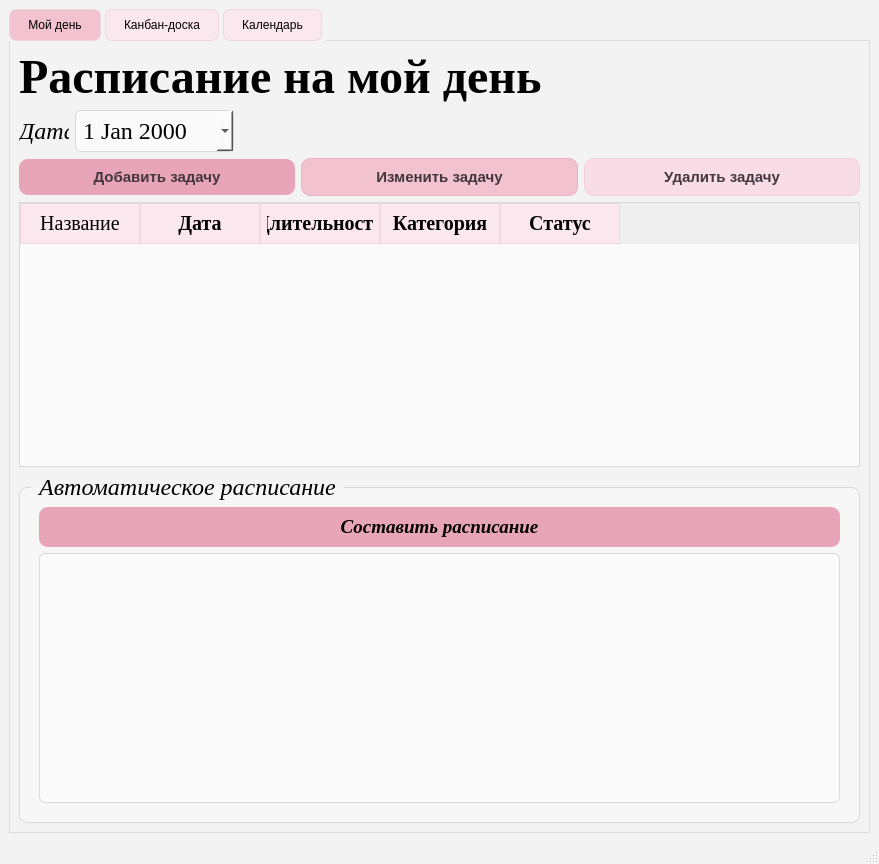
Qt form app/design_ui/main_window.ui (mallkiry/Takt) before a commit.
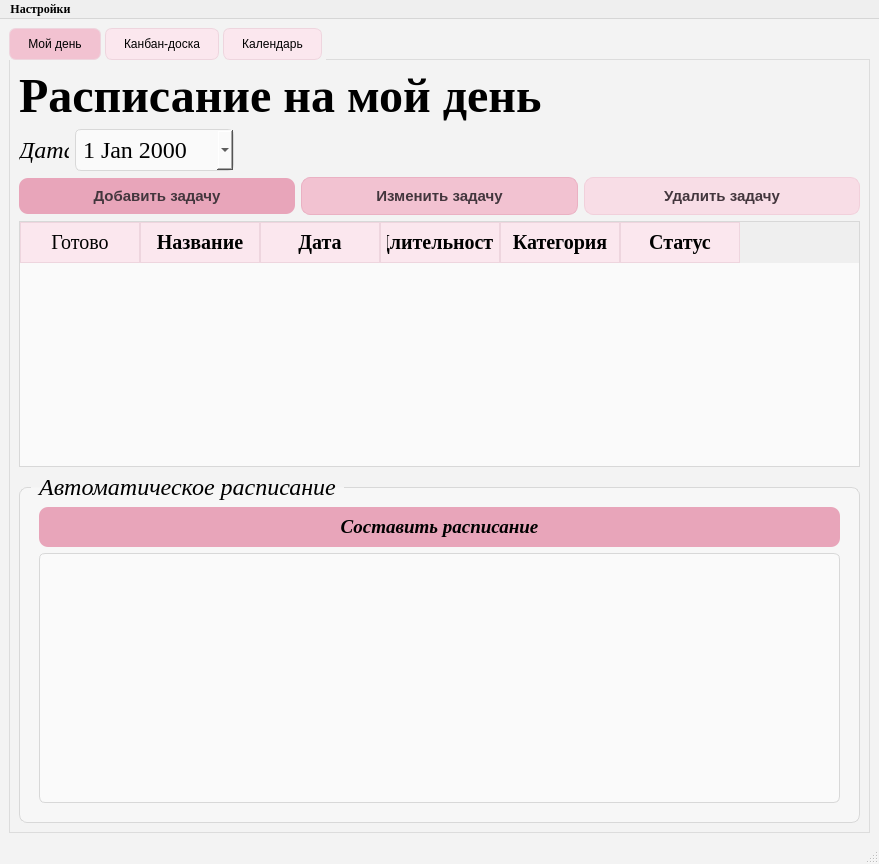
The same form after that commit.

Commit message: edit, delete task + add categories

Patch:
```diff
--- a/app/design_ui/main_window.ui
+++ b/app/design_ui/main_window.ui
@@ -363,14 +363,14 @@
            <enum>QAbstractItemView::SelectRows</enum>
           </property>
           <property name="columnCount">
-           <number>5</number>
+           <number>6</number>
           </property>
           <attribute name="horizontalHeaderDefaultSectionSize">
            <number>120</number>
           </attribute>
           <column>
            <property name="text">
-            <string>Название</string>
+            <string>Готово</string>
            </property>
            <property name="font">
             <font>
@@ -381,6 +381,17 @@
             </font>
            </property>
           </column>
+          <column>
+           <property name="text">
+            <string>Название</string>
+           </property>
+           <property name="font">
+            <font>
+             <family>Georgia</family>
+             <pointsize>15</pointsize>
+            </font>
+           </property>
+          </column>
           <column>
            <property name="text">
             <string>Дата</string>
@@ -813,6 +824,20 @@
      <height>37</height>
     </rect>
    </property>
+   <property name="font">
+    <font>
+     <family>Georgia</family>
+     <weight>75</weight>
+     <bold>true</bold>
+    </font>
+   </property>
+   <widget class="QMenu" name="menu">
+    <property name="title">
+     <string>Настройки</string>
+    </property>
+    <addaction name="categoriesAction"/>
+   </widget>
+   <addaction name="menu"/>
   </widget>
   <widget class="QStatusBar" name="statusbar"/>
  </widget>
```
Left out of the diff: 5 changed lines with no effect on the pictures. The commit also changes 2 other files.
